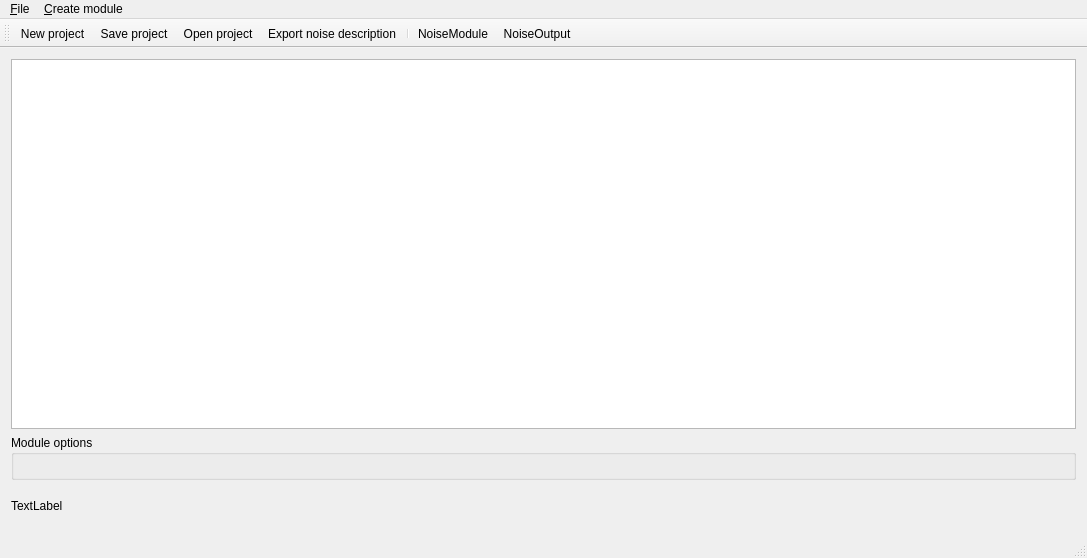
Above: NoiseTextureGenerator/mainwindow.ui from Kvalme/noisetexturegenerator before the change. Below: the same form after it.
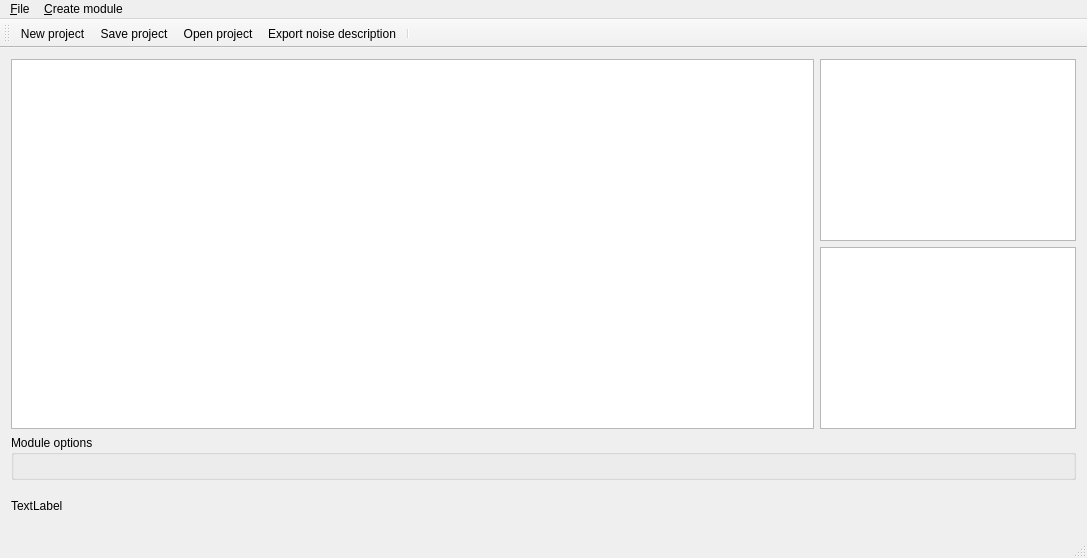
That is the form after the change. Custom widgets are drawn as their Qt base class.

Commit message: Add support for several modules

Diff of the .ui file:
```diff
--- a/NoiseTextureGenerator/mainwindow.ui
+++ b/NoiseTextureGenerator/mainwindow.ui
@@ -27,6 +27,39 @@
         </property>
        </widget>
       </item>
+      <item>
+       <layout class="QVBoxLayout" name="verticalLayout_4">
+        <item>
+         <widget class="QListWidget" name="modulesToolbox">
+          <property name="sizePolicy">
+           <sizepolicy hsizetype="Minimum" vsizetype="Expanding">
+            <horstretch>0</horstretch>
+            <verstretch>0</verstretch>
+           </sizepolicy>
+          </property>
+          <property name="flow">
+           <enum>QListView::TopToBottom</enum>
+          </property>
+          <property name="isWrapping" stdset="0">
+           <bool>false</bool>
+          </property>
+          <property name="batchSize">
+           <number>44</number>
+          </property>
+         </widget>
+        </item>
+        <item>
+         <widget class="QListWidget" name="outputToolbox">
+          <property name="sizePolicy">
+           <sizepolicy hsizetype="Minimum" vsizetype="Expanding">
+            <horstretch>0</horstretch>
+            <verstretch>0</verstretch>
+           </sizepolicy>
+          </property>
+         </widget>
+        </item>
+       </layout>
+      </item>
      </layout>
     </item>
     <item>
@@ -141,25 +174,7 @@
    <addaction name="action_Load_project"/>
    <addaction name="action_Export_noise_description"/>
    <addaction name="separator"/>
-   <addaction name="actionNoise_module"/>
-   <addaction name="actionOutput"/>
   </widget>
-  <action name="actionNoise_module">
-   <property name="text">
-    <string>NoiseModule</string>
-   </property>
-   <property name="toolTip">
-    <string>Noise modules of different kind</string>
-   </property>
-  </action>
-  <action name="actionOutput">
-   <property name="text">
-    <string>NoiseOutput</string>
-   </property>
-   <property name="toolTip">
-    <string>Noise outputs</string>
-   </property>
-  </action>
   <action name="action_Save_project">
    <property name="text">
     <string>&amp;Save project</string>
```
Left out of the diff: 4 changed lines with no effect on the pictures. The commit also changes 9 other files.
